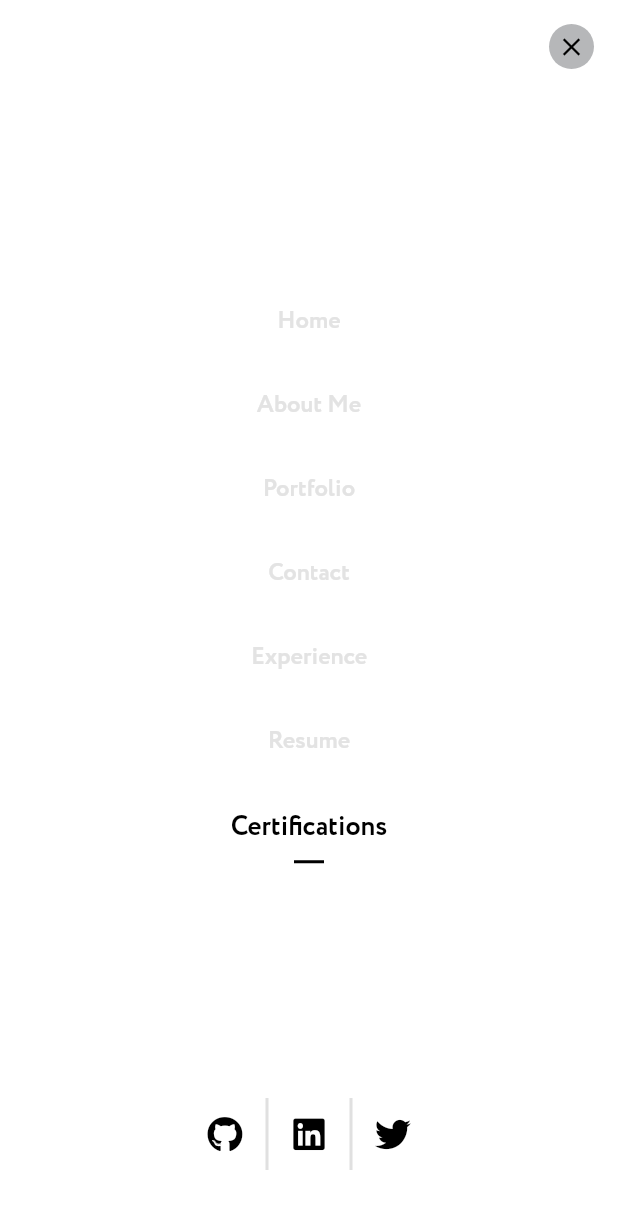
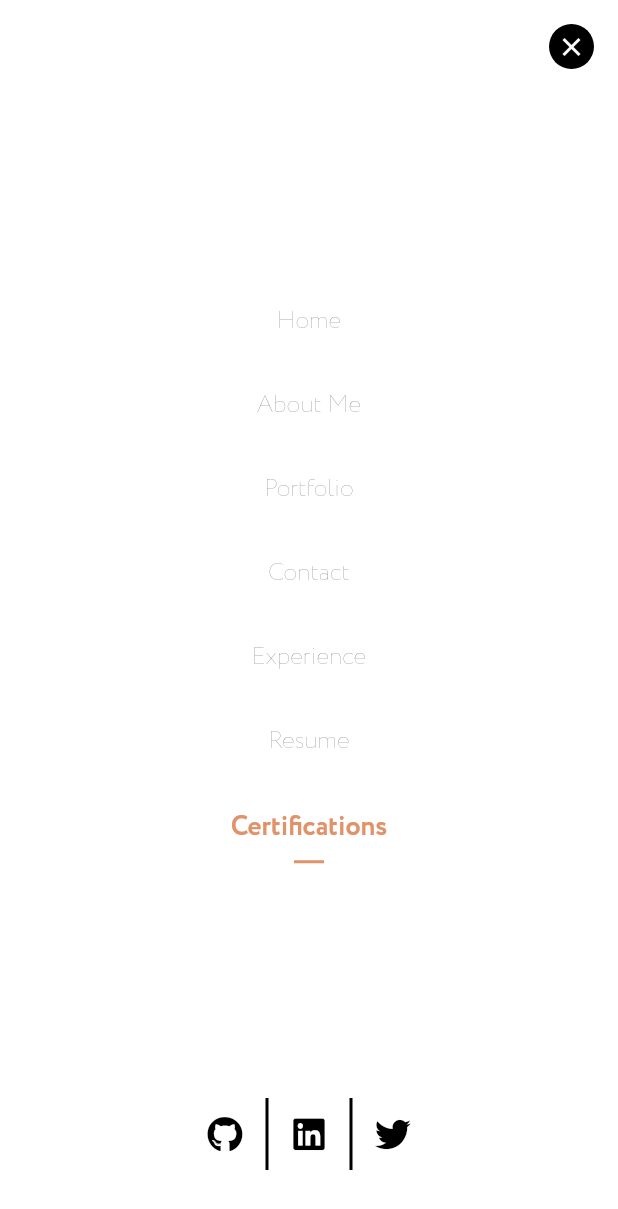
Before and after one commit to david-legend/aerium, a Flutter app: the CertificationPageMobile screen opened directly, with the side drawer open, on a phone screen of 412 x 824 dp. Shown: the top 1209 px of the screen. Run offline on Flutter 3.47's test engine with Material 2 defaults, Android fonts, the phone set to English and light mode, and no system bars; our stand-ins replace font_awesome_flutter, google_fonts, responsive_builder; missing offline and left inert: dart:js, universal_html.

```diff
--- a/lib/presentation/widgets/app_drawer.dart
+++ b/lib/presentation/widgets/app_drawer.dart
@@ -9,12 +9,10 @@ import 'package:portfoliosite/values/values.dart';
 
 import 'menu_item.dart';
 
-//TODO:: Add selected menu underline styles
-//TODO:: Add VK, INST to bottom of app drawer
 class AppDrawer extends StatelessWidget {
   AppDrawer({
     @required this.menuList,
-    this.color = AppColors.grey100,
+    this.color = AppColors.secondaryColor,
     this.width,
     this.selectedItemRouteName,
     this.onClose,
@@ -29,12 +27,7 @@ class AppDrawer extends StatelessWidget {
   @override
   Widget build(BuildContext context) {
     ThemeData theme = Theme.of(context);
-    TextStyle selectedStyle = theme.textTheme.headline4.copyWith(
-      color: AppColors.accentColor2,
-    );
-    TextStyle unSelectedStyle = theme.textTheme.headline5.copyWith(
-      color: AppColors.grey200,
-    );
+
     return Container(
       color: color,
       width: width ?? widthOfScreen(context),
@@ -49,13 +42,13 @@ class AppDrawer extends StatelessWidget {
                   InkWell(
                     onTap: onClose ?? () {},
                     child: CircularContainer(
-                      color: AppColors.grey300,
+                      color: AppColors.accentColor2,
                       width: Sizes.WIDTH_30,
                       height: Sizes.HEIGHT_30,
                       child: Icon(
                         Icons.close,
                         size: Sizes.ICON_SIZE_20,
-                        color: AppColors.accentColor2,
+                        color: AppColors.secondaryColor,
                       ),
                     ),
                   ).showCursorOnHover,
@@ -74,6 +67,7 @@ class AppDrawer extends StatelessWidget {
               isHorizontal: true,
               color: AppColors.accentColor2,
               alignment: Alignment.center,
+              barColor: AppColors.accentColor2,
               crossAxisAlignment: CrossAxisAlignment.center,
             ),
             SpaceH44(),
--- a/lib/presentation/widgets/circular_container.dart
+++ b/lib/presentation/widgets/circular_container.dart
@@ -8,7 +8,7 @@ class CircularContainer extends StatelessWidget {
     this.child,
     this.width = Sizes.WIDTH_40,
     this.height = Sizes.HEIGHT_40,
-    this.color = AppColors.cream,
+    this.color = AppColors.primaryColor,
     this.borderRadius,
   });
 
@@ -24,9 +24,8 @@ class CircularContainer extends StatelessWidget {
       width: width,
       height: height,
       decoration: BoxDecoration(
-        color: color,
-        borderRadius: borderRadius ?? BorderRadius.circular(Sizes.RADIUS_60)
-      ),
+          color: color,
+          borderRadius: borderRadius ?? BorderRadius.circular(Sizes.RADIUS_60)),
       child: child,
     ).showCursorOnHover;
   }
--- a/lib/presentation/widgets/custom_app_bar.dart
+++ b/lib/presentation/widgets/custom_app_bar.dart
@@ -1,4 +1,5 @@
 import 'package:flutter/material.dart';
+import 'package:portfoliosite/presentation/pages/contact/contact_page.dart';
 import 'package:portfoliosite/values/values.dart';
 
 import 'circular_container.dart';
@@ -24,6 +25,7 @@ class CustomAppBar extends StatelessWidget {
   Widget build(BuildContext context) {
     return AppBar(
       title: Text(title),
+      backgroundColor: AppColors.primaryColor,
       leading: leading ??
           IconButton(
             padding: const EdgeInsets.only(
@@ -32,7 +34,10 @@ class CustomAppBar extends StatelessWidget {
               bottom: Sizes.PADDING_8,
             ),
             onPressed: onLeadingPressed,
-            icon: Icon(Icons.menu),
+            icon: Icon(
+              Icons.menu,
+              color: AppColors.secondaryColor,
+            ),
           ),
       actions: actions ??
           [
@@ -44,14 +49,23 @@ class CustomAppBar extends StatelessWidget {
               ),
               child: CircularContainer(
                 color: AppColors.grey100,
-                child: IconButton(
-                  padding: const EdgeInsets.all(Sizes.PADDING_0),
-                  icon: actionIcon ??
+                width: Sizes.WIDTH_40,
+                height: Sizes.HEIGHT_40,
+                child: InkWell(
+//                  padding: const EdgeInsets.all(Sizes.PADDING_0),
+                  child: actionIcon ??
                       Icon(
                         Icons.email,
                         color: AppColors.accentColor2,
+                        size: Sizes.ICON_SIZE_20,
                       ),
-                  onPressed: onActionsPressed,
+                  onTap: onActionsPressed ??
+                      () {
+                        Navigator.pushNamed(
+                          context,
+                          ContactPage.contactPageRoute,
+                        );
+                      },
                 ),
               ),
             )
--- a/lib/presentation/widgets/menu_item.dart
+++ b/lib/presentation/widgets/menu_item.dart
@@ -89,7 +89,7 @@ class _MenuItemState extends State<MenuItem> with TickerProviderStateMixin {
                     widget.selected ? SpaceW12() : Container(),
                     FlickerTextAnimation(
                       text: widget.title,
-                      textColor: AppColors.white,
+                      textColor: AppColors.secondaryColor,
                       fadeInColor: AppColors.accentColor,
                       controller: _controller.view,
                       textStyle: !widget.selected
@@ -104,20 +104,21 @@ class _MenuItemState extends State<MenuItem> with TickerProviderStateMixin {
                   children: [
                     FlickerTextAnimation(
                       text: widget.title,
-                      textColor: widget.selected
-                          ? AppColors.accentColor2
-                          : AppColors.grey200,
-                      fadeInColor: AppColors.fadedGrey,
+                      textColor: AppColors.primaryColor,
+                      fadeInColor: AppColors.primaryColor,
                       mainAxisAlignment: MainAxisAlignment.center,
                       controller: _controller.view,
-                      fontSize: widget.selected
-                          ? Sizes.TEXT_SIZE_18
-                          : Sizes.TEXT_SIZE_16,
+                      textStyle: !widget.selected
+                          ? theme.textTheme.bodyText1.copyWith(
+                              fontSize: Sizes.TEXT_SIZE_16,
+                              color: AppColors.accentColor2,
+                            )
+                          : null,
                     ),
                     widget.selected ? SpaceH8() : Container(),
                     widget.selected
                         ? HorizontalBar(
-                            color: AppColors.accentColor2,
+                            color: AppColors.primaryColor,
                           )
                         : Container(),
                   ],
--- a/lib/presentation/widgets/socials.dart
+++ b/lib/presentation/widgets/socials.dart
@@ -11,6 +11,7 @@ class Socials extends StatelessWidget {
     this.isVertical = false,
     this.alignment,
     this.color = AppColors.accentColor2,
+    this.barColor = AppColors.accentColor2,
     this.crossAxisAlignment,
   }) : assert(isHorizontal == false || isVertical == false,
             'Both isHorizontal and isVertical cannot be true');
@@ -18,6 +19,7 @@ class Socials extends StatelessWidget {
   final bool isVertical;
   final bool isHorizontal;
   final Color color;
+  final Color barColor;
   final Alignment alignment;
   final CrossAxisAlignment crossAxisAlignment;
 
@@ -38,6 +40,7 @@ class Socials extends StatelessWidget {
                 ),
                 HorizontalBar(
                   width: Sizes.WIDTH_32,
+                  color: barColor,
                   margin: EdgeInsets.symmetric(vertical: Sizes.MARGIN_4),
                 ),
                 SocialButton(
@@ -50,6 +53,7 @@ class Socials extends StatelessWidget {
                 ),
                 HorizontalBar(
                   width: Sizes.WIDTH_32,
+                  color: barColor,
                   margin: EdgeInsets.symmetric(vertical: Sizes.MARGIN_4),
                 ),
                 SocialButton(
@@ -78,6 +82,7 @@ class Socials extends StatelessWidget {
                 VerticalDivider(
                   width: Sizes.WIDTH_8,
                   thickness: 2,
+                  color: barColor,
                 ),
                 SocialButton(
                   icon: FontAwesomeIcons.linkedin,
@@ -90,6 +95,7 @@ class Socials extends StatelessWidget {
                 VerticalDivider(
                   width: Sizes.WIDTH_8,
                   thickness: 2,
+                  color: barColor,
                 ),
                 SocialButton(
                   icon: FontAwesomeIcons.twitter,
--- a/lib/values/colors.dart
+++ b/lib/values/colors.dart
@@ -3,15 +3,15 @@ part of values;
 class AppColors {
   static const double primaryColorOpacity = 0.5;
 
-  static const Color primaryColor = Color(0xFF0E1319);
-  static const Color secondaryColor = Color(0xFFEBEBEB);
-  static const Color accentColor = Color(0xFF5F6E80);
+//  static const Color primaryColor = Color(0xFF0E1319);
+//  static const Color secondaryColor = Color(0xFFEBEBEB);
+//  static const Color accentColor = Color(0xFF5F6E80);
+//  static const Color accentColor2 = Color(0xFF000000);
+
+  static const Color primaryColor = Color(0xFFE19269);
+  static const Color secondaryColor = Color(0xFFFFFFFF);
+  static const Color accentColor = Color(0xFFF8F4F0);
   static const Color accentColor2 = Color(0xFF000000);
-
-//  static const Color primaryColor = Color(0xFFE19269);
-//  static const Color secondaryColor = Color(0xFFFFFFFF);
-//  static const Color accentColor = Color(0xFFF8F4F0);
-//  static const Color accentColor2 = Color(0xFF000000);
 
 //  static const Color primaryColor = Color(0xFF805b5f);
 //  static const Color secondaryColor = Color(0xFFFee9e9);
@@ -52,10 +52,4 @@ class AppColors {
   }) {
     return color.withOpacity(opacity);
   }
-//  static const Color one = Color(0xFFf5f5f5);
-//  static const Color two = Color(0xFFFEE9E9);
-
-//  static const Color one = Color(0xFFE19269);
-//  static const Color two = Color(0xFFFFFFFF);
-//  static const Color two = Color(0xFFF8F4F0);
 }
```
Also changed, not shown: lib/presentation/pages/home/home_page_mobile.dart (+14 -10 lines).
